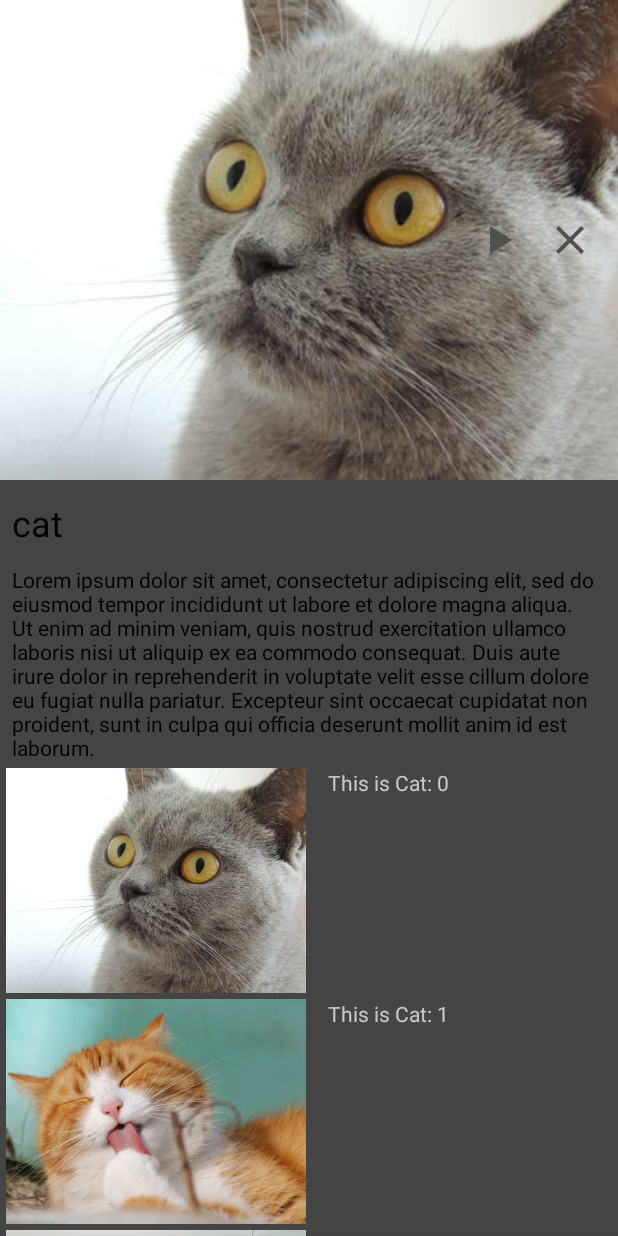
After one commit to gyqGitHub/ConstraintLayoutDemo, an Android app: the YoutubeDemoActivity screen opened directly, with no data from a screen before it, on a phone screen of 412 x 824 dp. The commit adds this screen. Run offline under Robolectric (Android 15) with nearby library versions, the phone set to English and light mode, and no system bars; pictures from the network do not load.

Commit message:
模拟youtube复杂页面交互

```diff
--- a/app/build.gradle
+++ b/app/build.gradle
@@ -35,5 +35,6 @@ dependencies {
     testImplementation 'junit:junit:4.12'
     androidTestImplementation 'androidx.test.ext:junit:1.1.2'
     androidTestImplementation 'androidx.test.espresso:espresso-core:3.3.0'
+    implementation "com.github.bumptech.glide:glide:4.8.0"
 
 }
--- a/app/src/main/AndroidManifest.xml
+++ b/app/src/main/AndroidManifest.xml
@@ -9,7 +9,8 @@
         android:roundIcon="@mipmap/ic_launcher_round"
         android:supportsRtl="true"
         android:theme="@style/AppTheme">
-        <activity android:name=".MotionFragmentActivity"></activity>
+        <activity android:name=".YoutubeDemoActivity"></activity>
+        <activity android:name=".MotionFragmentActivity" />
         <activity android:name=".MotionConstraintHelperActivity" />
         <activity android:name=".MotionComplexImitateCoordinator2Activity" />
         <activity android:name=".MotionComplexImitateCoordinatorActivity" />
--- /dev/null
+++ b/app/src/main/java/com/hsb/profession/adapter/PhotosAdapter.kt
@@ -0,0 +1,77 @@
+package com.hsb.profession.adapter
+
+import android.view.LayoutInflater
+import android.view.View
+import android.view.ViewGroup
+import android.widget.ImageView
+import android.widget.TextView
+import androidx.recyclerview.widget.RecyclerView
+import com.bumptech.glide.Glide
+import com.hsb.profession.constraintlayoutdemo.R
+import com.hsb.profession.helpers.Cats
+
+class FrontPhotosAdapter : RecyclerView.Adapter<YouTubeDemoViewHolder>() {
+
+    override fun onCreateViewHolder(parent: ViewGroup, viewType: Int): YouTubeDemoViewHolder {
+        val inflater = LayoutInflater.from(parent.context)
+        val itemView = inflater.inflate(viewType, parent, false)
+        return when (viewType) {
+            R.layout.motion_24_recyclerview_expanded_text_header -> YouTubeDemoViewHolder.TextHeaderViewHolder(
+                itemView
+            )
+            R.layout.motion_24_recyclerview_expanded_text_description -> YouTubeDemoViewHolder.TextDescriptionViewHolder(
+                itemView
+            )
+            R.layout.motion_24_recyclerview_expanded_row -> YouTubeDemoViewHolder.CatRowViewHolder(
+                itemView
+            )
+            else -> throw IllegalStateException("Unknown viewType $viewType")
+        }
+    }
+
+    override fun onBindViewHolder(holder: YouTubeDemoViewHolder, position: Int) {
+        when (holder) {
+            is YouTubeDemoViewHolder.TextHeaderViewHolder -> {}
+            is YouTubeDemoViewHolder.TextDescriptionViewHolder -> {}
+            is YouTubeDemoViewHolder.CatRowViewHolder -> {
+                val imagePosition = position - 2
+                holder.textView.text = holder.textView.resources.getString(R.string.cat_n, imagePosition)
+                Glide.with(holder.imageView)
+                    .load(Cats.catImages[imagePosition])
+                    .into(holder.imageView)
+            }
+        }
+    }
+
+    override fun getItemViewType(position: Int): Int {
+
+        return when (position) {
+            0 -> R.layout.motion_24_recyclerview_expanded_text_header
+            1 -> R.layout.motion_24_recyclerview_expanded_text_description
+            else -> R.layout.motion_24_recyclerview_expanded_row
+        }
+    }
+
+    override fun getItemCount() = Cats.catImages.size + 2 // For text header and text description
+}
+
+/**
+ * [RecyclerView.ViewHolder] types used by this adapter.
+ */
+sealed class YouTubeDemoViewHolder(itemView: View) : RecyclerView.ViewHolder(itemView) {
+
+    class TextHeaderViewHolder(
+        itemView: View
+    ) : YouTubeDemoViewHolder(itemView)
+
+    class TextDescriptionViewHolder(
+        itemView: View
+    ) : YouTubeDemoViewHolder(itemView)
+
+    class CatRowViewHolder(
+        itemView: View
+    ) : YouTubeDemoViewHolder(itemView) {
+        val imageView = itemView.findViewById(R.id.image_row) as ImageView
+        val textView = itemView.findViewById(R.id.text_row) as TextView
+    }
+}
--- a/app/src/main/java/com/hsb/profession/constraintlayoutdemo/MotionLayoutActivity.kt
+++ b/app/src/main/java/com/hsb/profession/constraintlayoutdemo/MotionLayoutActivity.kt
@@ -51,5 +51,7 @@ class MotionLayoutActivity : AppCompatActivity() {
         btn_helper.setOnClickListener { MotionConstraintHelperActivity.start(this) }
 
         btn_fragment.setOnClickListener { MotionFragmentActivity.start(this) }
+
+        btn_youtube.setOnClickListener { YoutubeDemoActivity.start(this) }
     }
 }
--- /dev/null
+++ b/app/src/main/java/com/hsb/profession/constraintlayoutdemo/YoutubeDemoActivity.kt
@@ -0,0 +1,32 @@
+package com.hsb.profession.constraintlayoutdemo
+
+import android.content.Context
+import android.content.Intent
+import androidx.appcompat.app.AppCompatActivity
+import android.os.Bundle
+import androidx.constraintlayout.motion.widget.MotionLayout
+import androidx.recyclerview.widget.LinearLayoutManager
+import androidx.recyclerview.widget.RecyclerView
+import com.hsb.profession.adapter.FrontPhotosAdapter
+
+class YoutubeDemoActivity : AppCompatActivity() {
+
+
+    companion object{
+        @JvmStatic
+        fun start(context: Context) {
+            val starter = Intent(context, YoutubeDemoActivity::class.java)
+            context.startActivity(starter)
+        }
+    }
+
+    override fun onCreate(savedInstanceState: Bundle?) {
+        super.onCreate(savedInstanceState)
+        setContentView(R.layout.activity_youtube_demo)
+        findViewById<RecyclerView>(R.id.recyclerview_front).apply {
+            adapter = FrontPhotosAdapter()
+            isNestedScrollingEnabled = false
+            layoutManager = LinearLayoutManager(this@YoutubeDemoActivity)
+        }
+    }
+}
--- /dev/null
+++ b/app/src/main/java/com/hsb/profession/helpers/Cats.kt
@@ -0,0 +1,45 @@
+/*
+ * Copyright 2018 Google LLC
+ *
+ * Licensed under the Apache License, Version 2.0 (the "License");
+ * you may not use this file except in compliance with the License.
+ * You may obtain a copy of the License at
+ *
+ *     https://www.apache.org/licenses/LICENSE-2.0
+ *
+ * Unless required by applicable law or agreed to in writing, software
+ * distributed under the License is distributed on an "AS IS" BASIS,
+ * WITHOUT WARRANTIES OR CONDITIONS OF ANY KIND, either express or implied.
+ * See the License for the specific language governing permissions and
+ * limitations under the License.
+ */
+
+package com.hsb.profession.helpers
+
+import com.hsb.profession.constraintlayoutdemo.R
+
+
+object Cats {
+
+    val catImages = intArrayOf(
+        R.drawable.cat_1,
+        R.drawable.cat_2,
+        R.drawable.cat_3,
+        R.drawable.cat_4,
+        R.drawable.cat_5,
+        R.drawable.cat_6,
+        R.drawable.cat_7,
+        R.drawable.cat_8,
+        R.drawable.cat_9,
+        R.drawable.cat_10,
+        R.drawable.cat_11,
+        R.drawable.cat_12,
+        R.drawable.cat_13,
+        R.drawable.cat_14,
+        R.drawable.cat_15,
+        R.drawable.cat_16,
+        R.drawable.cat_17,
+        R.drawable.cat_18,
+        R.drawable.cat_19
+    )
+}
--- /dev/null
+++ b/app/src/main/res/drawable/tab_state.xml
@@ -0,0 +1,6 @@
+<?xml version="1.0" encoding="utf-8"?>
+<selector xmlns:android="http://schemas.android.com/apk/res/android">
+    <item android:color="@color/colorPrimary" android:state_checked="true" />
+    <item android:color="#666" android:state_checked="false" />
+
+</selector>
--- a/app/src/main/res/layout/activity_motion_layout.xml
+++ b/app/src/main/res/layout/activity_motion_layout.xml
@@ -20,7 +20,7 @@
             btn_keyframe_cycle,btn_coordinator_1,btn_coordinator_2,
             btn_drawerLayout,btn_drawerLayout2,btn_sidePanel,btn_viewPager,
             btn_imitate_coordinator,btn_imitate_coordinator2,btn_helper,
-            btn_fragment"
+            btn_fragment,btn_youtube"
             android:layout_height="match_parent" />
 
         <Button
@@ -134,6 +134,13 @@
             android:layout_height="wrap_content"
             android:text="fragment"
             />
+
+        <Button
+            android:id="@+id/btn_youtube"
+            android:layout_width="wrap_content"
+            android:layout_height="wrap_content"
+            android:text="youtube"
+            />
     </androidx.constraintlayout.widget.ConstraintLayout>
 
 </androidx.core.widget.NestedScrollView>
--- /dev/null
+++ b/app/src/main/res/layout/activity_youtube_demo.xml
@@ -0,0 +1,92 @@
+<?xml version="1.0" encoding="utf-8"?>
+
+<androidx.constraintlayout.motion.widget.MotionLayout xmlns:android="http://schemas.android.com/apk/res/android"
+    xmlns:app="http://schemas.android.com/apk/res-auto"
+    xmlns:tools="http://schemas.android.com/tools"
+    android:id="@+id/motionLayout"
+    android:layout_width="match_parent"
+    android:layout_height="match_parent"
+    android:background="#444"
+    app:layoutDescription="@xml/scene_24"
+    tools:ignore="contentDescription"
+    >
+
+    <androidx.constraintlayout.widget.ConstraintLayout
+        android:id="@+id/top_image_container"
+        android:layout_width="match_parent"
+        android:layout_height="320dp"
+        android:background="#fff"
+        app:layout_constrainedWidth="true"
+        app:layout_constraintTop_toTopOf="parent"
+        app:layout_constraintStart_toStartOf="parent"
+        app:layout_constraintEnd_toEndOf="parent" />
+
+    <ImageView
+        android:id="@+id/top_image"
+        android:layout_width="0dp"
+        android:layout_height="0dp"
+        android:scaleType="centerCrop"
+        android:src="@drawable/cat_1"
+        app:layout_constraintTop_toTopOf="@id/top_image_container"
+        app:layout_constraintBottom_toBottomOf="@id/top_image_container"
+        app:layout_constraintStart_toStartOf="@id/top_image_container"
+        app:layout_constraintEnd_toEndOf="@id/top_image_container"
+        />
+
+    <ImageView
+        android:id="@+id/image_play"
+        android:layout_width="wrap_content"
+        android:layout_height="wrap_content"
+        android:layout_marginEnd="16dp"
+        android:src="@drawable/ic_play_arrow_gray_32dp"
+        android:alpha="0"
+        app:layout_constraintEnd_toStartOf="@id/image_clear"
+        app:layout_constraintTop_toTopOf="@id/top_image_container"
+        app:layout_constraintBottom_toBottomOf="@id/top_image_container"
+        />
+
+    <ImageView
+        android:id="@+id/image_clear"
+        android:layout_width="wrap_content"
+        android:layout_height="wrap_content"
+        android:layout_marginEnd="16dp"
+        android:src="@drawable/ic_clear_gray_32dp"
+        android:alpha="0"
+        app:layout_constraintEnd_toEndOf="@id/top_image_container"
+        app:layout_constraintBottom_toBottomOf="@id/top_image_container"
+        app:layout_constraintTop_toTopOf="@id/top_image_container"
+        />
+
+<!--    <FrameLayout-->
+<!--        android:id="@+id/recyclerview_container"-->
+<!--        android:layout_width="0dp"-->
+<!--        android:layout_height="0dp"-->
+<!--        android:background="#0f0"-->
+<!--        app:layout_constraintBottom_toBottomOf="parent"-->
+<!--        app:layout_constraintEnd_toEndOf="parent"-->
+<!--        app:layout_constraintStart_toStartOf="parent"-->
+<!--        app:layout_constraintTop_toBottomOf="@id/top_image_container"-->
+<!--        />-->
+
+    <androidx.recyclerview.widget.RecyclerView
+        android:id="@+id/recyclerview_front"
+        android:layout_width="0dp"
+        android:layout_height="0dp"
+        app:layout_constraintBottom_toBottomOf="parent"
+        app:layout_constraintEnd_toEndOf="parent"
+        app:layout_constraintStart_toStartOf="parent"
+        app:layout_constraintTop_toBottomOf="@id/top_image_container" />
+
+    <com.google.android.material.bottomnavigation.BottomNavigationView
+        android:id="@+id/bottom_nav"
+        android:layout_width="0dp"
+        android:layout_height="wrap_content"
+        android:background="#fff"
+        app:itemTextColor="@drawable/tab_state"
+        app:itemIconTint="@drawable/tab_state"
+        app:layout_constraintTop_toBottomOf="parent"
+        app:layout_constraintLeft_toLeftOf="parent"
+        app:layout_constraintRight_toRightOf="parent"
+        app:menu="@menu/bottom_nav_menu"
+        />
+</androidx.constraintlayout.motion.widget.MotionLayout>
--- /dev/null
+++ b/app/src/main/res/layout/motion_24_recyclerview_expanded_row.xml
@@ -0,0 +1,34 @@
+<?xml version="1.0" encoding="utf-8"?>
+<androidx.constraintlayout.widget.ConstraintLayout xmlns:android="http://schemas.android.com/apk/res/android"
+    xmlns:app="http://schemas.android.com/apk/res-auto"
+    xmlns:tools="http://schemas.android.com/tools"
+    android:layout_width="match_parent"
+    android:layout_height="wrap_content"
+    android:layout_marginTop="4dp"
+    android:layout_marginStart="4dp"
+    android:layout_marginEnd="4dp"
+    tools:ignore="contentDescription"
+    >
+
+    <ImageView
+        android:id="@+id/image_row"
+        android:layout_width="200dp"
+        android:layout_height="0dp"
+        android:scaleType="centerCrop"
+        app:layout_constraintBottom_toBottomOf="parent"
+        app:layout_constraintDimensionRatio="4:3"
+        app:layout_constraintStart_toStartOf="parent"
+        app:layout_constraintTop_toTopOf="parent" />
+
+    <TextView
+        android:id="@+id/text_row"
+        android:layout_width="wrap_content"
+        android:layout_height="wrap_content"
+        app:layout_constraintEnd_toEndOf="parent"
+        app:layout_constraintHorizontal_bias="0.12"
+        app:layout_constraintStart_toEndOf="@id/image_row"
+        app:layout_constraintTop_toTopOf="@id/image_row"
+        tools:text="This is a text in an item"
+        />
+
+</androidx.constraintlayout.widget.ConstraintLayout>
--- /dev/null
+++ b/app/src/main/res/layout/motion_24_recyclerview_expanded_text_description.xml
@@ -0,0 +1,18 @@
+<?xml version="1.0" encoding="utf-8"?>
+<TextView
+    android:id="@+id/text_description"
+    style="@style/TextAppearance.AppCompat"
+    android:layout_width="wrap_content"
+    android:layout_height="wrap_content"
+    android:layout_marginEnd="8dp"
+    android:layout_marginStart="8dp"
+    android:layout_marginTop="12dp"
+    android:text="@string/lorem"
+    app:layout_constrainedWidth="true"
+    android:textColor="#000"
+    app:layout_constraintEnd_toEndOf="parent"
+    app:layout_constraintStart_toStartOf="parent"
+    app:layout_constraintTop_toTopOf="parent"
+    app:layout_constraintBottom_toBottomOf="parent"
+    xmlns:android="http://schemas.android.com/apk/res/android"
+    xmlns:app="http://schemas.android.com/apk/res-auto" />
--- /dev/null
+++ b/app/src/main/res/layout/motion_24_recyclerview_expanded_text_header.xml
@@ -0,0 +1,18 @@
+<?xml version="1.0" encoding="utf-8"?>
+<TextView
+    android:id="@+id/text_header"
+    style="@style/TextAppearance.AppCompat.Headline"
+    android:layout_width="wrap_content"
+    android:layout_height="wrap_content"
+    android:layout_marginEnd="8dp"
+    android:layout_marginStart="8dp"
+    android:layout_marginTop="12dp"
+    android:text="cat"
+    android:textColor="#000"
+    app:layout_constrainedWidth="true"
+    app:layout_constraintEnd_toEndOf="parent"
+    app:layout_constraintStart_toStartOf="parent"
+    app:layout_constraintTop_toTopOf="parent"
+    app:layout_constraintBottom_toBottomOf="parent"
+    xmlns:android="http://schemas.android.com/apk/res/android"
+    xmlns:app="http://schemas.android.com/apk/res-auto" />
--- /dev/null
+++ b/app/src/main/res/menu/bottom_nav_menu.xml
@@ -0,0 +1,33 @@
+<?xml version="1.0" encoding="utf-8"?>
+<!--
+  Copyright (C) 2018 The Android Open Source Project
+  Licensed under the Apache License, Version 2.0 (the "License");
+  you may not use this file except in compliance with the License.
+  You may obtain a copy of the License at
+
+       http://www.apache.org/licenses/LICENSE-2.0
+
+  Unless required by applicable law or agreed to in writing, software
+  distributed under the License is distributed on an "AS IS" BASIS,
+  WITHOUT WARRANTIES OR CONDITIONS OF ANY KIND, either express or implied.
+  See the License for the specific language governing permissions and
+  limitations under the License.
+  -->
+<menu xmlns:android="http://schemas.android.com/apk/res/android">
+
+    <item
+        android:id="@+id/navigation_home"
+        android:icon="@drawable/ic_home_black_24dp"
+        android:title="home" />
+
+    <item
+        android:id="@+id/navigation_dashboard"
+        android:icon="@drawable/ic_dashboard_black_24dp"
+        android:title="dashboard" />
+
+    <item
+        android:id="@+id/navigation_notifications"
+        android:icon="@drawable/ic_notifications_black_24dp"
+        android:title="notifications" />
+
+</menu>
--- /dev/null
+++ b/app/src/main/res/menu/menu_scrolling.xml
@@ -0,0 +1,24 @@
+<!--
+  Copyright (C) 2018 The Android Open Source Project
+  Licensed under the Apache License, Version 2.0 (the "License");
+  you may not use this file except in compliance with the License.
+  You may obtain a copy of the License at
+
+       http://www.apache.org/licenses/LICENSE-2.0
+
+  Unless required by applicable law or agreed to in writing, software
+  distributed under the License is distributed on an "AS IS" BASIS,
+  WITHOUT WARRANTIES OR CONDITIONS OF ANY KIND, either express or implied.
+  See the License for the specific language governing permissions and
+  limitations under the License.
+  -->
+<menu xmlns:android="http://schemas.android.com/apk/res/android"
+    xmlns:app="http://schemas.android.com/apk/res-auto"
+    xmlns:tools="http://schemas.android.com/tools"
+    tools:context="com.google.androidstudio.motionlayoutexample.ScrollingActivity">
+    <item
+        android:id="@+id/action_settings"
+        android:orderInCategory="100"
+        android:title="settings"
+        app:showAsAction="never" />
+</menu>
--- a/app/src/main/res/values/strings.xml
+++ b/app/src/main/res/values/strings.xml
@@ -78,5 +78,5 @@ Child View先向下滚动最小高度值，
     </string>
 
     <string name="lorem">Lorem ipsum dolor sit amet, consectetur adipiscing elit, sed do eiusmod tempor incididunt ut labore et dolore magna aliqua. Ut enim ad minim veniam, quis nostrud exercitation ullamco laboris nisi ut aliquip ex ea commodo consequat. Duis aute irure dolor in reprehenderit in voluptate velit esse cillum dolore eu fugiat nulla pariatur. Excepteur sint occaecat cupidatat non proident, sunt in culpa qui officia deserunt mollit anim id est laborum.</string>
-
+    <string name="cat_n">This is Cat: %1$d</string>
 </resources>
--- /dev/null
+++ b/app/src/main/res/xml/scene_24.xml
@@ -0,0 +1,185 @@
+<?xml version="1.0" encoding="utf-8"?><!--
+  Copyright (C) 2018 The Android Open Source Project
+  Licensed under the Apache License, Version 2.0 (the "License");
+  you may not use this file except in compliance with the License.
+  You may obtain a copy of the License at
+
+       http://www.apache.org/licenses/LICENSE-2.0
+
+  Unless required by motionlicable law or agreed to in writing, software
+  distributed under the License is distributed on an "AS IS" BASIS,
+  WITHOUT WARRANTIES OR CONDITIONS OF ANY KIND, either express or implied.
+  See the License for the specific language governing permissions and
+  limitations under the License.
+  -->
+<MotionScene xmlns:android="http://schemas.android.com/apk/res/android"
+    xmlns:motion="http://schemas.android.com/apk/res-auto">
+
+    <Transition
+        motion:constraintSetEnd="@+id/end"
+        motion:constraintSetStart="@+id/start"
+        motion:duration="1000"
+        motion:motionInterpolator="linear">
+
+        <OnSwipe
+            motion:dragDirection="dragUp"
+            motion:touchAnchorId="@+id/top_image_container"
+            motion:touchAnchorSide="bottom" />
+
+        <KeyFrameSet>
+            <!--控制 top_image 在关键帧(50,90)的宽度不变-->
+            <KeyPosition
+                motion:curveFit="linear"
+                motion:framePosition="90"
+                motion:motionTarget="@id/top_image"
+                motion:percentWidth="0"
+                motion:percentX="0" />
+            <!--这个也需要控制-->
+            <KeyPosition
+                motion:curveFit="linear"
+                motion:framePosition="90"
+                motion:motionTarget="@id/top_image_container"
+                motion:percentWidth="0" />
+
+<!--            <KeyPosition-->
+<!--                motion:curveFit="linear"-->
+<!--                motion:framePosition="90"-->
+<!--                motion:motionTarget="@id/recyclerview_container"-->
+<!--                motion:percentWidth="0" />-->
+
+            <KeyAttribute
+                android:alpha="0"
+                motion:framePosition="75"
+                motion:motionTarget="@id/recyclerview_front" />
+
+            <KeyAttribute
+                android:alpha="0.10"
+                motion:framePosition="90"
+                motion:motionTarget="@id/image_clear" />
+
+            <KeyAttribute
+                android:alpha="0.10"
+                motion:framePosition="90"
+                motion:motionTarget="@id/image_play" />
+        </KeyFrameSet>
+    </Transition>
+
+    <ConstraintSet android:id="@id/start">
+
+        <Constraint
+            android:id="@id/top_image_container"
+            android:layout_width="0dp"
+            android:layout_height="320dp"
+            motion:layout_constraintEnd_toEndOf="parent"
+            motion:layout_constraintStart_toStartOf="parent"
+            motion:layout_constraintTop_toTopOf="parent" />
+
+        <Constraint
+            android:id="@id/top_image"
+            android:layout_width="0dp"
+            android:layout_height="0dp"
+            motion:layout_constraintBottom_toBottomOf="@id/top_image_container"
+            motion:layout_constraintEnd_toEndOf="@id/top_image_container"
+            motion:layout_constraintStart_toStartOf="@id/top_image_container"
+            motion:layout_constraintTop_toTopOf="@id/top_image_container" />
+
+<!--        <Constraint-->
+<!--            android:id="@id/recyclerview_container"-->
+<!--            android:layout_width="0dp"-->
+<!--            android:layout_height="0dp"-->
+<!--            motion:layout_constraintBottom_toBottomOf="parent"-->
+<!--            motion:layout_constraintEnd_toEndOf="parent"-->
+<!--            motion:layout_constraintStart_toStartOf="parent"-->
+<!--            motion:layout_constraintTop_toBottomOf="@id/top_image_container" />-->
+
+        <Constraint
+            android:id="@id/recyclerview_front"
+            android:layout_width="0dp"
+            android:layout_height="0dp"
+            motion:layout_constraintBottom_toBottomOf="parent"
+            motion:layout_constraintEnd_toEndOf="parent"
+            motion:layout_constraintStart_toStartOf="parent"
+            motion:layout_constraintTop_toBottomOf="@id/top_image_container" />
+
+        <Constraint android:id="@id/image_play">
+            <PropertySet motion:alpha="0" />
+        </Constraint>
+
+        <Constraint android:id="@id/image_clear">
+            <PropertySet motion:alpha="0" />
+        </Constraint>
+
+        <Constraint
+            android:id="@id/bottom_nav"
+            android:layout_width="0dp"
+            android:layout_height="wrap_content"
+            motion:layout_constraintLeft_toLeftOf="parent"
+            motion:layout_constraintRight_toRightOf="parent"
+            motion:layout_constraintTop_toBottomOf="parent" />
+    </ConstraintSet>
+
+    <ConstraintSet android:id="@id/end">
+
+        <Constraint
+            android:id="@id/top_image_container"
+            android:layout_width="0dp"
+            android:layout_height="54dp"
+            android:layout_marginStart="8dp"
+            android:layout_marginEnd="8dp"
+            android:layout_marginBottom="8dp"
+            motion:layout_constraintBottom_toTopOf="@id/bottom_nav"
+            motion:layout_constraintEnd_toEndOf="parent"
+            motion:layout_constraintStart_toStartOf="parent" />
+
+        <Constraint
+            android:id="@id/top_image"
+            android:layout_width="0dp"
+            android:layout_height="0dp"
+            android:layout_marginTop="2dp"
+            android:layout_marginBottom="2dp"
+            motion:layout_constraintBottom_toBottomOf="@id/top_image_container"
+            motion:layout_constraintDimensionRatio="H,1:2.5"
+            motion:layout_constraintStart_toStartOf="@id/top_image_container"
+            motion:layout_constraintTop_toTopOf="@id/top_image_container" />
+
+<!--        <Constraint-->
+<!--            android:id="@id/recyclerview_container"-->
+<!--            android:layout_width="0dp"-->
+<!--            android:layout_height="0dp"-->
+<!--            android:layout_marginStart="8dp"-->
+<!--            android:layout_marginEnd="8dp"-->
+<!--            android:layout_marginBottom="8dp"-->
+<!--            motion:layout_constraintBottom_toTopOf="@id/bottom_nav"-->
+<!--            motion:layout_constraintEnd_toEndOf="parent"-->
+<!--            motion:layout_constraintStart_toStartOf="parent"-->
+<!--            motion:layout_constraintTop_toBottomOf="@id/top_image_container" />-->
+
+        <Constraint
+            android:id="@id/recyclerview_front"
+            android:layout_width="0dp"
+            android:layout_height="0dp"
+            android:alpha="0"
+            motion:layout_constraintBottom_toTopOf="@id/bottom_nav"
+            motion:layout_constraintEnd_toEndOf="@id/top_image_container"
+            motion:layout_constraintStart_toStartOf="@id/top_image_container"
+            motion:layout_constraintTop_toBottomOf="@id/top_image_container" />
+
+        <Constraint android:id="@id/image_play">
+            <PropertySet motion:alpha="1" />
+        </Constraint>
+
+        <Constraint android:id="@id/image_clear">
+            <PropertySet motion:alpha="1" />
+        </Constraint>
+
+
+        <Constraint
+            android:id="@id/bottom_nav"
+            android:layout_width="0dp"
+            android:layout_height="wrap_content"
+            android:background="?android:attr/windowBackground"
+            motion:layout_constraintBottom_toBottomOf="parent"
+            motion:layout_constraintLeft_toLeftOf="parent"
+            motion:layout_constraintRight_toRightOf="parent" />
+    </ConstraintSet>
+</MotionScene>
```
